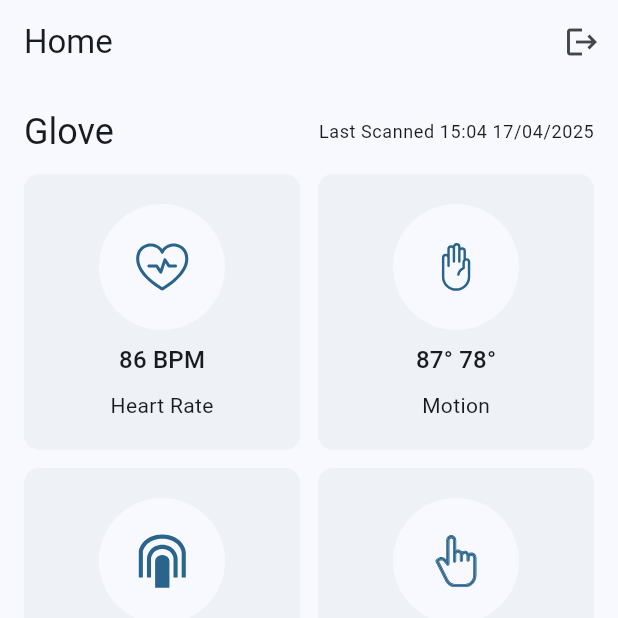
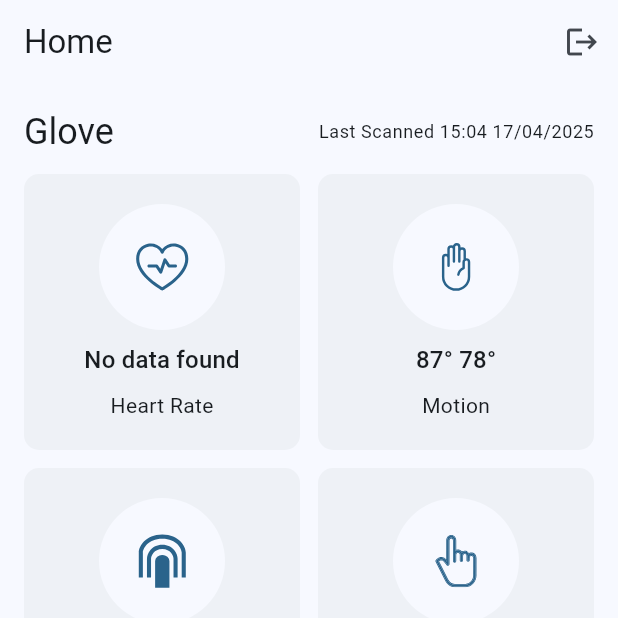
Before and after one commit to Mohammad-soqar/rmts, a Flutter app: the screen it shows once a user with an empty profile is signed in, on a phone screen of 412 x 824 dp, the top half of it. Run offline on Flutter 3.47's test engine with Material 3 defaults, Android fonts, the phone set to English and light mode, and no system bars; our stand-ins replace cloud_firestore, dio, firebase_auth, firebase_core, firebase_database, firebase_storage and 4 more; missing offline and left inert: flutter_pdfview; accounts and stored records are empty.

Commit message:
Update glove_data.dart

```diff
--- a/lib/ui/widgets/glove_data.dart
+++ b/lib/ui/widgets/glove_data.dart
@@ -1,14 +1,33 @@
 import 'package:flutter/material.dart';
+import 'package:provider/provider.dart';
+import 'package:rmts/ui/views/sensors/ppg_test_view.dart';
 import 'package:rmts/ui/widgets/glove_data_tile.dart';
 import 'package:rmts/ui/widgets/inputs/app_button.dart';
+import 'package:rmts/viewmodels/ppg_test_viewmodel.dart';
 
-class GloveDataWidget extends StatelessWidget {
+class GloveDataWidget extends StatefulWidget {
   const GloveDataWidget({
     super.key,
   });
 
   @override
+  State<GloveDataWidget> createState() => _GloveDataWidgetState();
+}
+
+class _GloveDataWidgetState extends State<GloveDataWidget> {
+  @override
+  void initState() {
+    super.initState();
+    // Load data on screen open
+    WidgetsBinding.instance.addPostFrameCallback((_) {
+      Provider.of<PpgTestViewModel>(context, listen: false).loadPpgData();
+    });
+  }
+
+  @override
   Widget build(BuildContext context) {
+    final vm = Provider.of<PpgTestViewModel>(context);
+
     return Column(
       crossAxisAlignment: CrossAxisAlignment.start,
       children: [
@@ -42,23 +61,37 @@ class GloveDataWidget extends StatelessWidget {
               true, // Important: Makes GridView take only the needed height
           physics:
               const NeverScrollableScrollPhysics(), // Important: Disables scrolling
-          children: const [
+          children: [
             GloveDataTileWidget(
               sensorName: 'Heart Rate',
               sensorIcon: 'assets/icons/Heart.svg',
-              lastResult: '86 BPM',
+              lastResult: vm.ppgDataList.isEmpty
+                  ? 'No data found'
+                  : '${vm.ppgDataList.last.bpm} BPM',
+              onTap: () async {
+                final result = await Navigator.push(
+                  context,
+                  MaterialPageRoute(builder: (_) => const PpgTestView()),
+                );
+                if (result == true) {
+                  // This triggers rebuild of the screen and reloads data
+                  Provider.of<PpgTestViewModel>(context, listen: false)
+                      .loadPpgData();
+                  setState(() {}); // 🔁 triggers UI rebuild
+                }
+              },
             ),
-            GloveDataTileWidget(
+            const GloveDataTileWidget(
               sensorName: 'Motion',
               sensorIcon: 'assets/icons/hand.svg',
               lastResult: '87° 78°',
             ),
-            GloveDataTileWidget(
+            const GloveDataTileWidget(
               sensorName: 'Pressure',
               sensorIcon: 'assets/icons/Pressure.svg',
               lastResult: 'Light Grip',
             ),
-            GloveDataTileWidget(
+            const GloveDataTileWidget(
               sensorName: 'Finger Flex',
               sensorIcon: 'assets/icons/Flex.svg',
               lastResult: 'Half-Bent',
```
